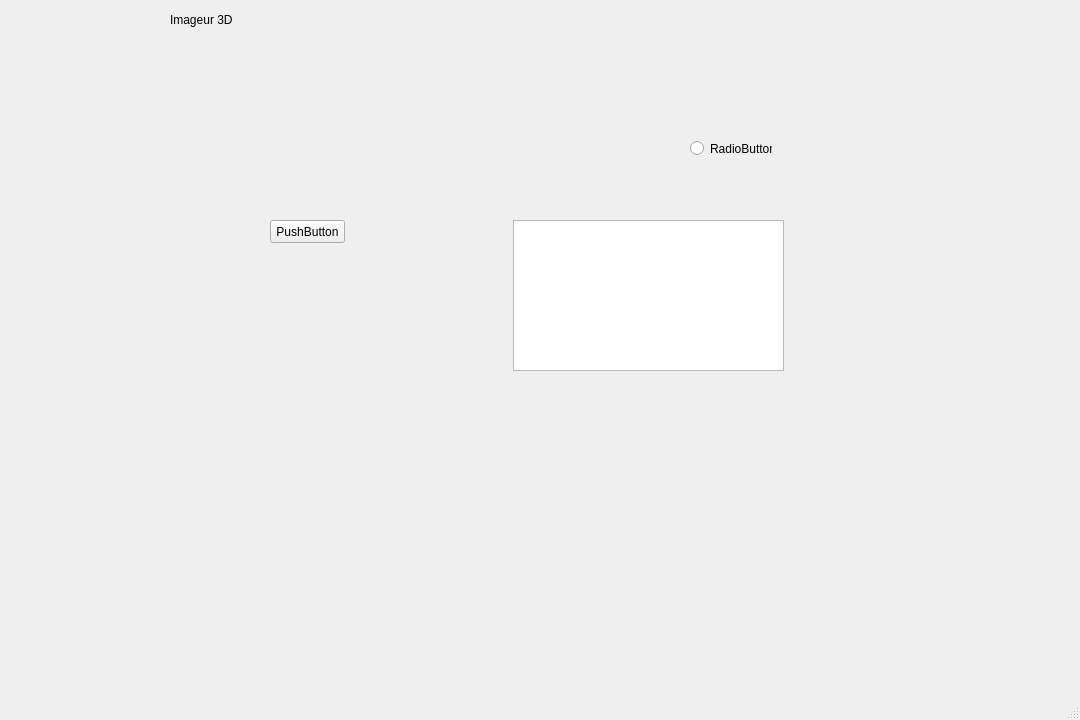
First picture: the form in qt_app/V0.ui, repository AurelienPautet/Imageur-3D, before the edit.
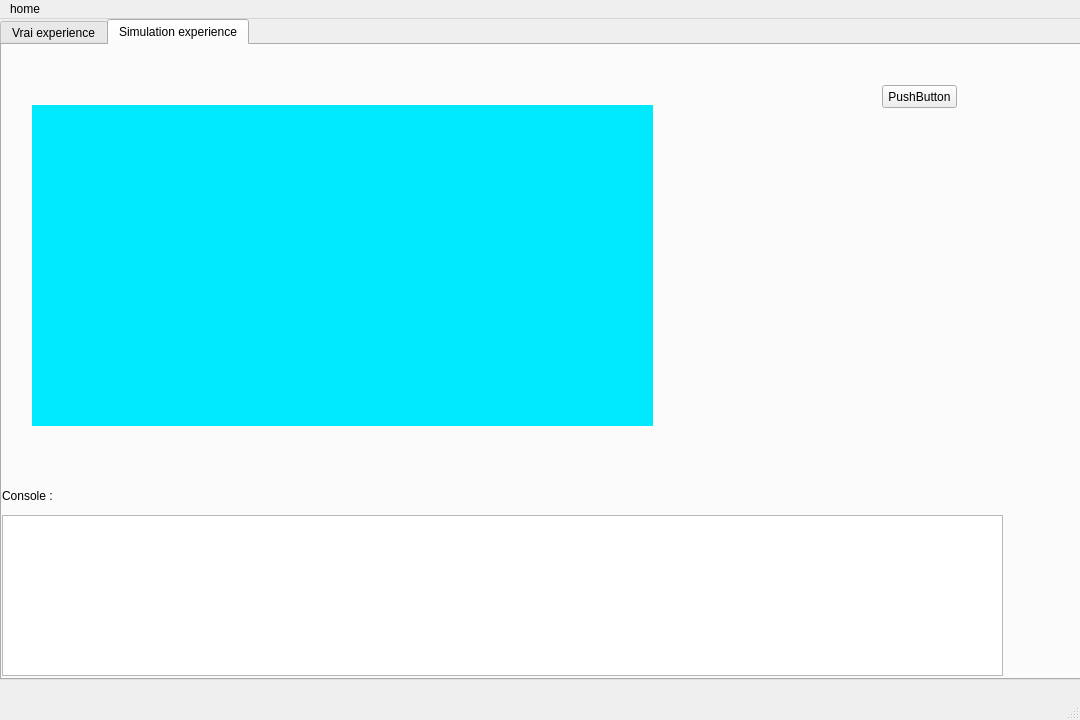
Second picture: the form after the edit.

The edit to the form file:
```diff
--- a/qt_app/V0.ui
+++ b/qt_app/V0.ui
@@ -26,54 +26,122 @@
    <string>MainWindow</string>
   </property>
   <widget class="QWidget" name="centralwidget">
+   <widget class="QTabWidget" name="tabWidget">
+    <property name="geometry">
+     <rect>
+      <x>0</x>
+      <y>0</y>
+      <width>1081</width>
+      <height>661</height>
+     </rect>
+    </property>
+    <property name="currentIndex">
+     <number>1</number>
+    </property>
+    <widget class="QWidget" name="tab">
+     <attribute name="title">
+      <string>Vrai experience</string>
+     </attribute>
+     <widget class="QProgressBar" name="progressBar">
+      <property name="geometry">
+       <rect>
+        <x>800</x>
+        <y>200</y>
+        <width>118</width>
+        <height>23</height>
+       </rect>
+      </property>
+      <property name="value">
+       <number>24</number>
+      </property>
+     </widget>
    <widget class="QPushButton" name="pushButton">
     <property name="geometry">
      <rect>
-      <x>270</x>
-      <y>220</y>
-      <width>75</width>
+        <x>760</x>
+        <y>50</y>
+        <width>111</width>
       <height>23</height>
      </rect>
     </property>
     <property name="text">
      <string>PushButton</string>
+      </property>
+     </widget>
+     <widget class="QPushButton" name="pushButton_2">
+      <property name="geometry">
+       <rect>
+        <x>890</x>
+        <y>60</y>
+        <width>111</width>
+        <height>23</height>
+       </rect>
+      </property>
+      <property name="text">
+       <string>PushButton</string>
+      </property>
+     </widget>
+    </widget>
+    <widget class="QWidget" name="tab_2">
+     <attribute name="title">
+      <string>Simulation experience</string>
+     </attribute>
+     <widget class="QTextBrowser" name="textBrowser">
+      <property name="geometry">
+       <rect>
+        <x>0</x>
+        <y>470</y>
+        <width>1001</width>
+        <height>161</height>
+       </rect>
     </property>
    </widget>
    <widget class="QLabel" name="label">
     <property name="geometry">
      <rect>
-      <x>170</x>
-      <y>10</y>
-      <width>151</width>
-      <height>20</height>
-     </rect>
-    </property>
+        <x>0</x>
+        <y>435</y>
+        <width>171</width>
+        <height>31</height>
+       </rect>
+      </property>
+      <property name="styleSheet">
+       <string notr="true">font: 22pt &quot;MS Shell Dlg 2&quot;;</string>
+      </property>
     <property name="text">
-     <string>Imageur 3D</string>
-    </property>
-   </widget>
-   <widget class="QRadioButton" name="radioButton">
+       <string>Console :</string>
+      </property>
+     </widget>
+     <widget class="QPushButton" name="pushButton_3">
     <property name="geometry">
      <rect>
-      <x>690</x>
-      <y>140</y>
-      <width>82</width>
-      <height>17</height>
+        <x>880</x>
+        <y>40</y>
+        <width>75</width>
+        <height>23</height>
      </rect>
     </property>
     <property name="text">
-     <string>RadioButton</string>
-    </property>
-   </widget>
-   <widget class="QTextEdit" name="textEdit">
+       <string>PushButton</string>
+      </property>
+     </widget>
+     <widget class="QLabel" name="label_2">
     <property name="geometry">
      <rect>
-      <x>513</x>
-      <y>220</y>
-      <width>271</width>
-      <height>151</height>
-     </rect>
-    </property>
+        <x>30</x>
+        <y>60</y>
+        <width>621</width>
+        <height>321</height>
+       </rect>
+      </property>
+      <property name="styleSheet">
+       <string notr="true">background-color: rgb(0, 234, 255);</string>
+      </property>
+      <property name="text">
+       <string/>
+      </property>
+     </widget>
+    </widget>
    </widget>
   </widget>
   <widget class="QMenuBar" name="menubar">
@@ -85,6 +153,12 @@
      <height>31</height>
     </rect>
    </property>
+   <widget class="QMenu" name="menuhome">
+    <property name="title">
+     <string>home</string>
+    </property>
+   </widget>
+   <addaction name="menuhome"/>
   </widget>
   <widget class="QStatusBar" name="statusbar"/>
  </widget>
```
Left out of the diff: 3 changed lines with no effect on the pictures. Lines whose indentation alone changed are shown as unchanged.
